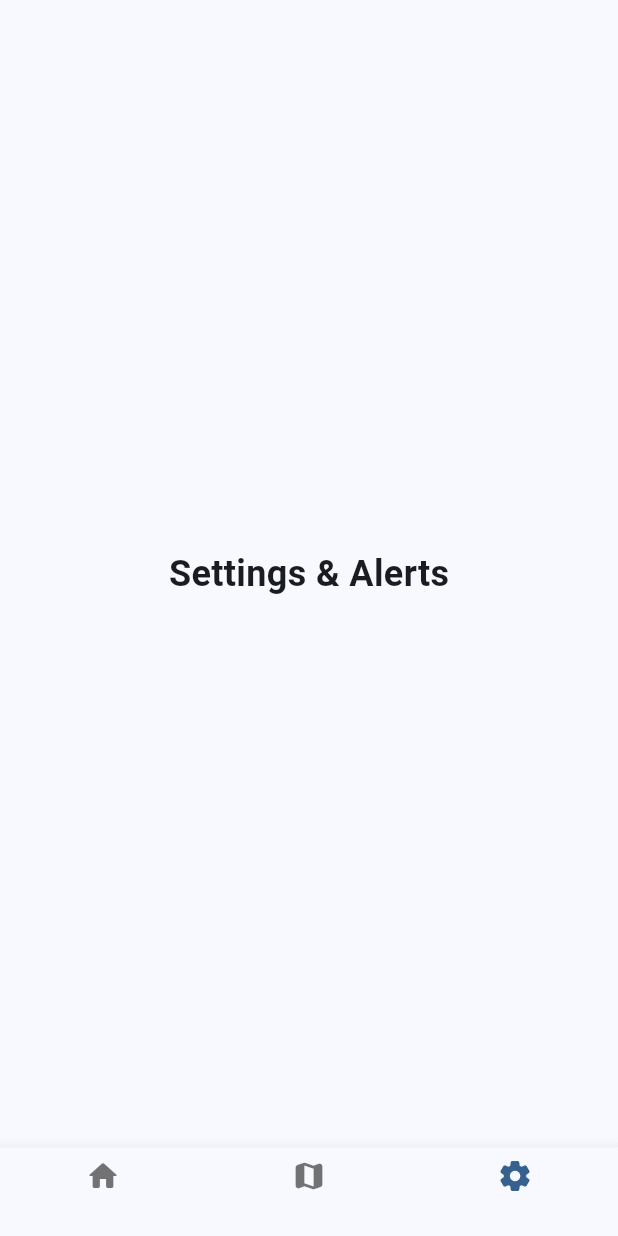
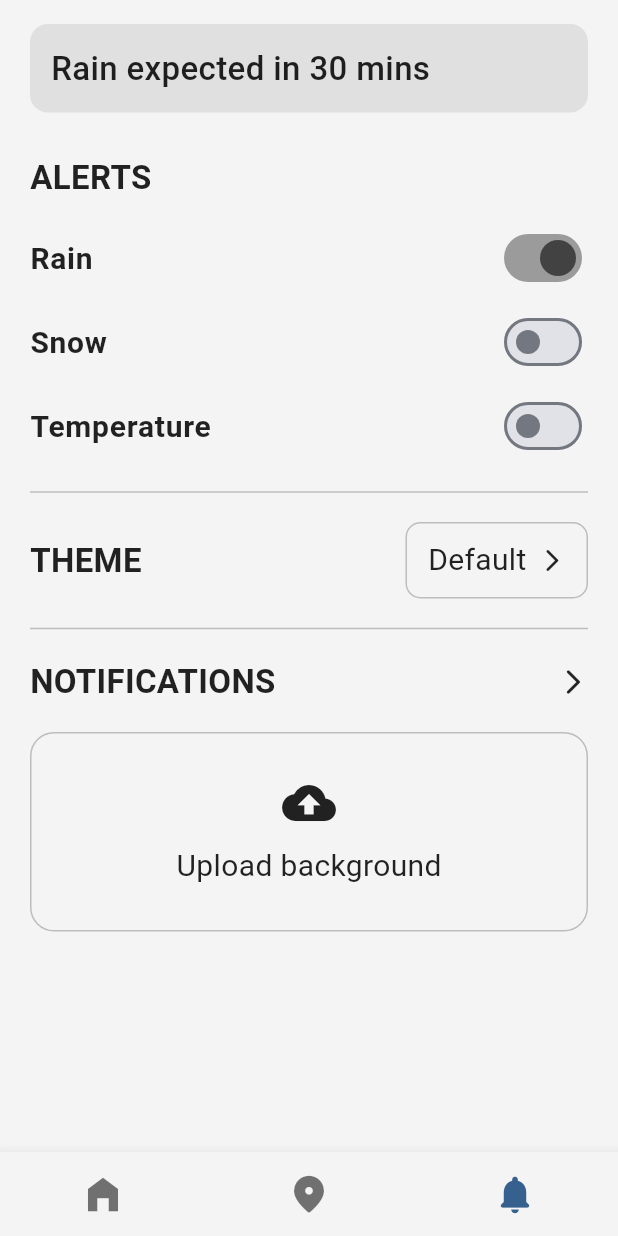
Before and after one commit to tan8325/Project-2, a Flutter app: the screen it shows after launch, item 3 of the bottom bar chosen, on a phone screen of 412 x 824 dp. Run offline on Flutter 3.47's test engine with Material 3 defaults, Android fonts, the light colour scheme and no system bars; our stand-ins replace file_picker, firebase_core; accounts and stored records are empty.

Commit message:
Added static example of settings page and modified main dart

```diff
--- a/lib/main.dart
+++ b/lib/main.dart
@@ -1,9 +1,17 @@
 import 'package:flutter/material.dart';
+import 'package:flutter/services.dart';
 import 'home_screen.dart';
 import 'map_screen.dart';
 import 'settings_screen.dart';
 
 void main() {
+  SystemChrome.setSystemUIOverlayStyle(
+    const SystemUiOverlayStyle(
+      statusBarColor: Colors.transparent,
+      statusBarIconBrightness: Brightness.dark,
+      statusBarBrightness: Brightness.light,
+    ),
+  );
   runApp(const MyApp());
 }
 
@@ -32,10 +40,11 @@
 
 class _MainAppState extends State<MainApp> {
   int _selectedIndex = 0;
-  final List<Widget> _screens = [
-    const HomeScreen(),
-    const MapScreen(),
-    const SettingsScreen(),
+
+  final _screens = const [
+    HomeScreen(),
+    MapScreen(),
+    SettingsScreen(),
   ];
 
   @override
@@ -43,20 +52,17 @@
     return Scaffold(
       body: _screens[_selectedIndex],
       bottomNavigationBar: BottomNavigationBar(
+        backgroundColor: const Color(0xFFF4F4F4),
+        type: BottomNavigationBarType.fixed,
+        currentIndex: _selectedIndex,
+        selectedFontSize: 0,
+        unselectedFontSize: 0,
+        onTap: (index) => setState(() => _selectedIndex = index),
         items: const [
-          BottomNavigationBarItem(icon: Icon(Icons.home_rounded), label: ''),
-          BottomNavigationBarItem(icon: Icon(Icons.map_rounded), label: ''),
-          BottomNavigationBarItem(
-            icon: Icon(Icons.settings_rounded),
-            label: '',
-          ),
+          BottomNavigationBarItem(icon: Icon(Icons.home_filled, size: 30), label: ''),
+          BottomNavigationBarItem(icon: Icon(Icons.location_on_rounded, size: 30), label: ''),
+          BottomNavigationBarItem(icon: Icon(Icons.notifications_rounded, size: 30), label: ''),
         ],
-        currentIndex: _selectedIndex,
-        onTap: (index) {
-          setState(() {
-            _selectedIndex = index;
-          });
-        },
       ),
     );
   }
--- a/lib/settings_screen.dart
+++ b/lib/settings_screen.dart
@@ -1,14 +1,142 @@
 import 'package:flutter/material.dart';
+import 'package:file_picker/file_picker.dart';
 
-class SettingsScreen extends StatelessWidget {
+class SettingsScreen extends StatefulWidget {
   const SettingsScreen({super.key});
 
   @override
+  State<SettingsScreen> createState() => _SettingsScreenState();
+}
+
+class _SettingsScreenState extends State<SettingsScreen> {
+  bool _rainAlert = true;
+  bool _snowAlert = false;
+  bool _tempAlert = false;
+
+  Future<void> _pickBackground() async {
+    final result = await FilePicker.platform.pickFiles(type: FileType.image);
+    if (result?.files.single.path != null) {
+      print("Picked background image: ${result!.files.single.path!}");
+    }
+  }
+
+  @override
   Widget build(BuildContext context) {
-    return const Center(
+    final bgColor = const Color(0xFFF4F4F4);
+    final cardColor = Colors.grey[300]!;
+    final borderColor = Colors.grey[400]!;
+    final textColor = Colors.black87;
+
+    return Scaffold(
+      backgroundColor: bgColor,
+      body: SafeArea(
+        child: ListView(
+          padding: const EdgeInsets.symmetric(horizontal: 20, vertical: 16),
+          children: [
+            _buildAlertBanner(cardColor, textColor),
+            const SizedBox(height: 28),
+            _buildSectionTitle("ALERTS", textColor),
+            const SizedBox(height: 10),
+            _buildSwitch("Rain", _rainAlert, (val) => setState(() => _rainAlert = val), textColor),
+            _buildSwitch("Snow", _snowAlert, (val) => setState(() => _snowAlert = val), textColor),
+            _buildSwitch("Temperature", _tempAlert, (val) => setState(() => _tempAlert = val), textColor),
+            const SizedBox(height: 8),
+            Divider(thickness: 1, color: borderColor),
+            const SizedBox(height: 12),
+            _buildThemeSelector(borderColor, textColor),
+            const SizedBox(height: 12),
+            Divider(thickness: 1, color: borderColor),
+            const SizedBox(height: 12),
+            _buildSectionRow("NOTIFICATIONS", textColor),
+            const SizedBox(height: 18),
+            _buildUploadButton(borderColor, textColor),
+            const SizedBox(height: 30),
+          ],
+        ),
+      ),
+    );
+  }
+
+  Widget _buildAlertBanner(Color cardColor, Color textColor) {
+    return Container(
+      padding: const EdgeInsets.all(14),
+      decoration: BoxDecoration(
+        color: cardColor,
+        borderRadius: BorderRadius.circular(12),
+      ),
       child: Text(
-        'Settings & Alerts',
-        style: TextStyle(fontSize: 24, fontWeight: FontWeight.bold),
+        "Rain expected in 30 mins",
+        style: TextStyle(fontSize: 22, fontWeight: FontWeight.w500, color: textColor),
+      ),
+    );
+  }
+
+  Widget _buildSectionTitle(String title, Color textColor) {
+    return Text(
+      title,
+      style: TextStyle(fontSize: 22, fontWeight: FontWeight.bold, color: textColor),
+    );
+  }
+
+  Widget _buildSwitch(String label, bool value, ValueChanged<bool> onChanged, Color textColor) {
+    return SwitchListTile(
+      contentPadding: EdgeInsets.zero,
+      title: Text(label, style: TextStyle(fontSize: 20, fontWeight: FontWeight.bold, color: textColor)),
+      value: value,
+      activeColor: Colors.grey.shade800,
+      onChanged: onChanged,
+    );
+  }
+
+  Widget _buildThemeSelector(Color borderColor, Color textColor) {
+    return Row(
+      mainAxisAlignment: MainAxisAlignment.spaceBetween,
+      children: [
+        Text("THEME", style: TextStyle(fontSize: 22, fontWeight: FontWeight.bold, color: textColor)),
+        Container(
+          padding: const EdgeInsets.symmetric(horizontal: 14, vertical: 10),
+          decoration: BoxDecoration(
+            border: Border.all(color: borderColor),
+            borderRadius: BorderRadius.circular(10),
+          ),
+          child: Row(
+            children: [
+              Text("Default", style: TextStyle(fontSize: 20, color: textColor)),
+              const SizedBox(width: 8),
+              Icon(Icons.arrow_forward_ios_rounded, size: 18, color: textColor),
+            ],
+          ),
+        ),
+      ],
+    );
+  }
+
+  Widget _buildSectionRow(String title, Color textColor) {
+    return Row(
+      mainAxisAlignment: MainAxisAlignment.spaceBetween,
+      children: [
+        Text(title, style: TextStyle(fontSize: 22, fontWeight: FontWeight.bold, color: textColor)),
+        Icon(Icons.arrow_forward_ios_rounded, size: 20, color: textColor),
+      ],
+    );
+  }
+
+  Widget _buildUploadButton(Color borderColor, Color textColor) {
+    return GestureDetector(
+      onTap: _pickBackground,
+      child: Container(
+        padding: const EdgeInsets.symmetric(vertical: 28),
+        decoration: BoxDecoration(
+          border: Border.all(color: borderColor),
+          borderRadius: BorderRadius.circular(16),
+        ),
+        child: Column(
+          children: [
+            Icon(Icons.cloud_upload, size: 36, color: textColor),
+            const SizedBox(height: 10),
+            Text("Upload background", style: TextStyle(fontSize: 20, color: textColor)),
+          ],
+        ),
       ),
     );
   }
--- a/pubspec.yaml
+++ b/pubspec.yaml
@@ -37,6 +37,7 @@ dependencies:
   cloud_firestore: ^5.6.7
   firebase_messaging: ^15.2.5
   firebase_core: ^3.13.0
+  file_picker: ^10.1.2
 
 dev_dependencies:
   flutter_test:
```
Also changed, not shown: pubspec.lock, 1 other file.
